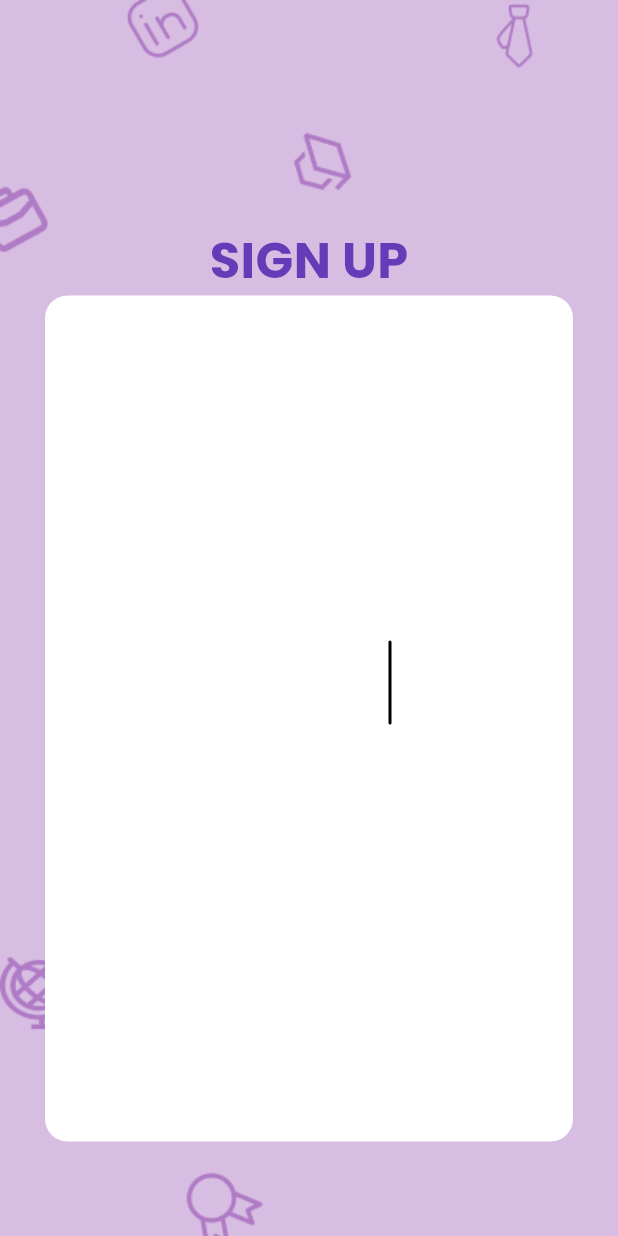
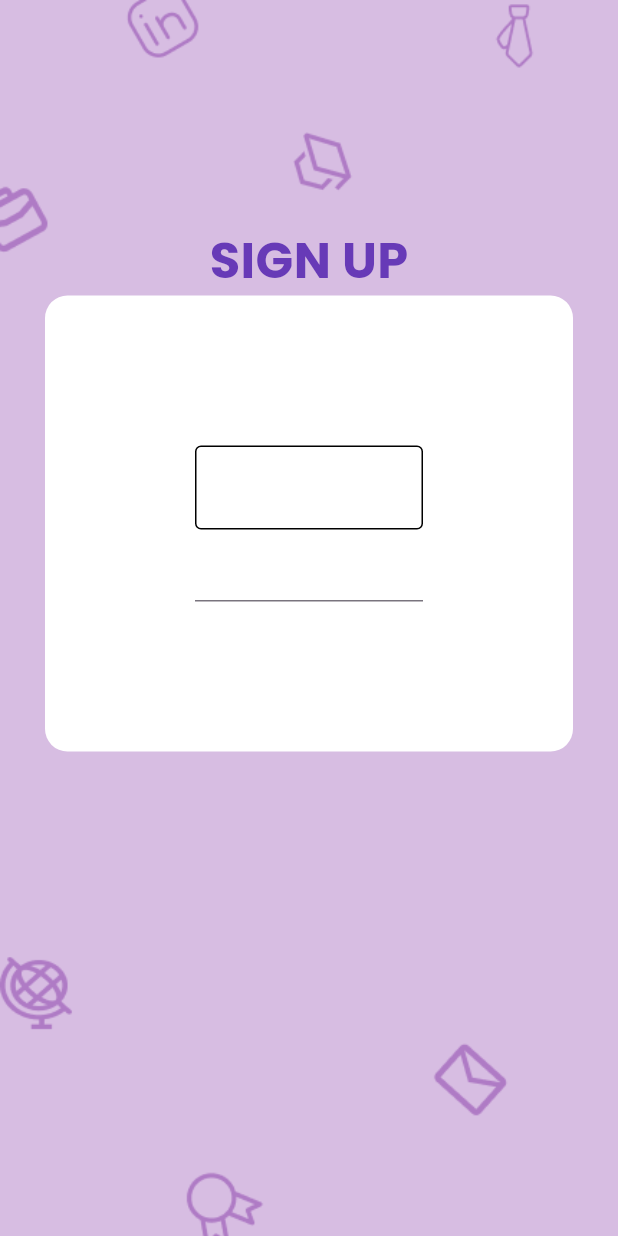
Before and after one commit to abiramianandkumar/AspireArc, a Flutter app: the screen it shows after launch, on a phone screen of 412 x 824 dp. Run offline on Flutter 3.47's test engine with Material 3 defaults, Android fonts, the phone set to English and light mode, and no system bars; our stand-ins replace google_fonts.

Commit message:
Descriptive commit message

```diff
--- a/lib/pages/sign_up.dart
+++ b/lib/pages/sign_up.dart
@@ -35,7 +35,7 @@ class _SignUpState extends State<SignUp> {
                     ),
                     ),
                     Container(
-                      padding: EdgeInsets.all(230),
+                      padding: EdgeInsets.all(100),
                       margin: EdgeInsets.symmetric(horizontal: 30),
                       decoration:BoxDecoration(
                        color: Colors.white,
```
